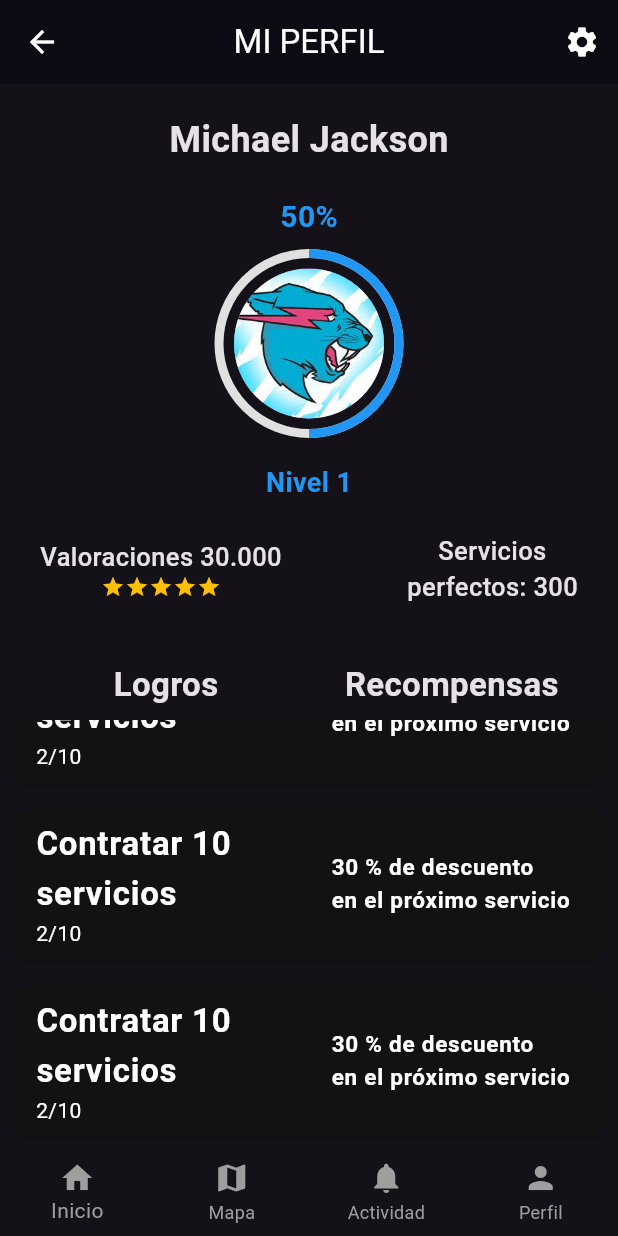
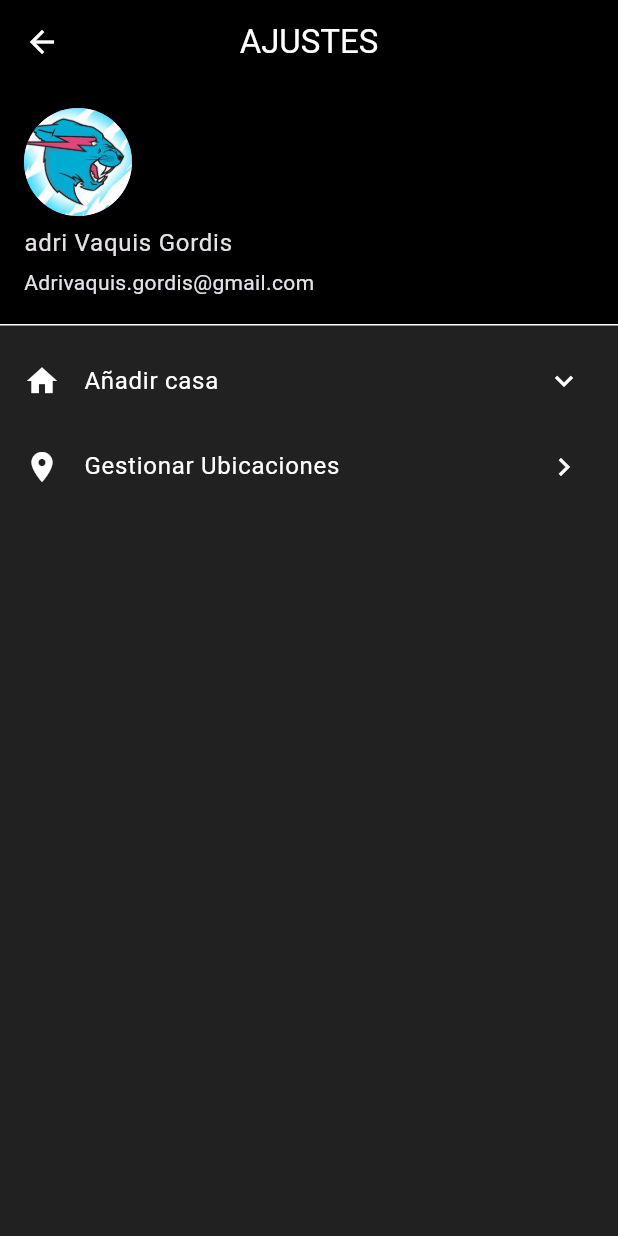
Before and after one commit to amsteradri/Nearvice, a Flutter app: the SegundaPantalla screen opened directly, scrolled down 422 dp, after a tap on the "settings" icon, on a phone screen of 412 x 824 dp. Run offline on Flutter 3.47's test engine with Material 3 defaults, Android fonts, the phone set to English and light mode, and no system bars; our stand-ins replace flutter_svg.

Commit message:
added settings page + partial manage of adding home

```diff
--- a/lib/profile_page.dart
+++ b/lib/profile_page.dart
@@ -1,5 +1,6 @@
 import 'package:flutter/material.dart';
 import 'custom_bottom_nav_bar.dart';
+import 'settings.dart';
 
 class SegundaPantalla extends StatefulWidget {
   const SegundaPantalla({Key? key}) : super(key: key);
@@ -22,7 +23,7 @@ class _SegundaPantallaState extends State<SegundaPantalla> {
 
     return Scaffold(
       appBar: AppBar(
-        title: Text(
+        title: const Text(
           'MI PERFIL',
           style: TextStyle(
             color: Colors.white, // Cambia el color aquí
@@ -34,7 +35,12 @@ class _SegundaPantallaState extends State<SegundaPantalla> {
           IconButton(
             icon: const Icon(Icons.settings),
             onPressed: () {
-              // Acción de configuración
+
+              // O si estás utilizando un enfoque más directo sin rutas nombradas:
+              Navigator.push(
+              context,
+              MaterialPageRoute(builder: (context) => SettingsScreen()),
+              );
             },
           ),
         ],
--- /dev/null
+++ b/lib/settings.dart
@@ -0,0 +1,75 @@
+import 'package:flutter/material.dart';
+
+class SettingsScreen extends StatelessWidget {
+
+  String _addedAddress = '';
+  @override
+  Widget build(BuildContext context) {
+    return Scaffold(
+      appBar: AppBar(
+        title: const Text('AJUSTES', style: TextStyle(
+          color: Colors.white, // Cambia el color aquí
+          ),
+        ),
+        iconTheme: IconThemeData(
+          color: Colors.white, // Aquí estableces el color de la flecha de retroceso
+        ),
+        centerTitle: true,
+        backgroundColor: Colors.black,
+      ),
+      body: ListView(
+        children: <Widget>[
+          UserAccountsDrawerHeader(
+            accountName: Text("adri Vaquis Gordis"),
+            accountEmail: Text("Adrivaquis.gordis@gmail.com"),
+            currentAccountPicture: CircleAvatar(
+              backgroundImage: AssetImage('assets/images/profile_pic.jpg'), // Sustituye con la URL de tu imagen
+            ),
+            decoration: BoxDecoration(color: Colors.black),
+          ),
+          ExpansionTile(
+            leading: Icon(Icons.home, color: Colors.white),
+
+            title: Text('Añadir casa', style: TextStyle(
+              color: Colors.white, // Cambia el color aquí
+            ),
+            ),
+            children: <Widget>[
+              Padding(
+                padding: const EdgeInsets.symmetric(horizontal: 16.0),
+                child: TextField(
+                  decoration: InputDecoration(
+                    hintText: 'Escribe una dirección',
+                    prefixIcon: Icon(Icons.search),
+                    border: OutlineInputBorder(
+                      borderRadius: BorderRadius.circular(8),
+                    ),
+                  ),
+                ),
+              ),
+              Padding(
+                padding: const EdgeInsets.symmetric(horizontal: 16.0, vertical: 8.0),
+                child: ElevatedButton(
+                  child: Text('Añadir dirección'),
+                  onPressed: () {
+                    // Lógica para añadir la dirección
+                  },
+                ),
+              ),
+            ],
+          ),
+          ListTile(
+            leading: Icon(Icons.location_on, color: Colors.white),
+            title: Text('Gestionar Ubicaciones', style: TextStyle(color: Colors.white)),
+            trailing: Icon(Icons.chevron_right, color: Colors.white),
+            onTap: () {
+              // Acción al tocar 'Gestionar Ubicaciones'
+            },
+          ),
+          // ... Más ListTiles para cada opción de ajustes
+        ],
+      ),
+      backgroundColor: Colors.grey[900], // Fondo de toda la pantalla
+    );
+  }
+}
```
